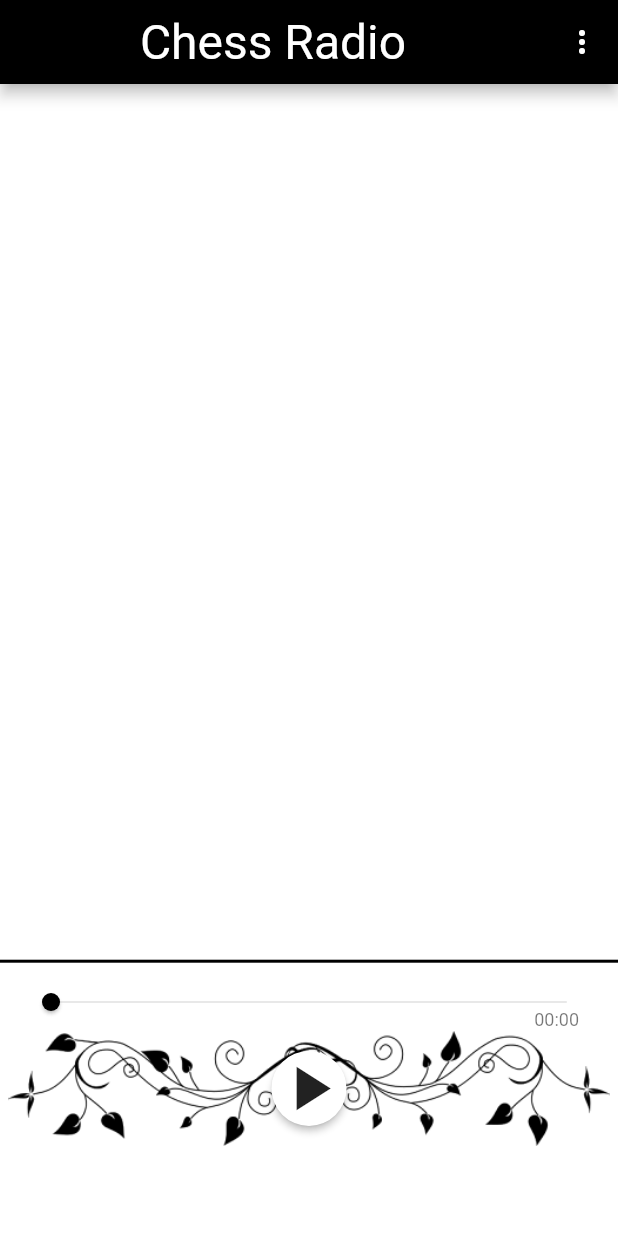
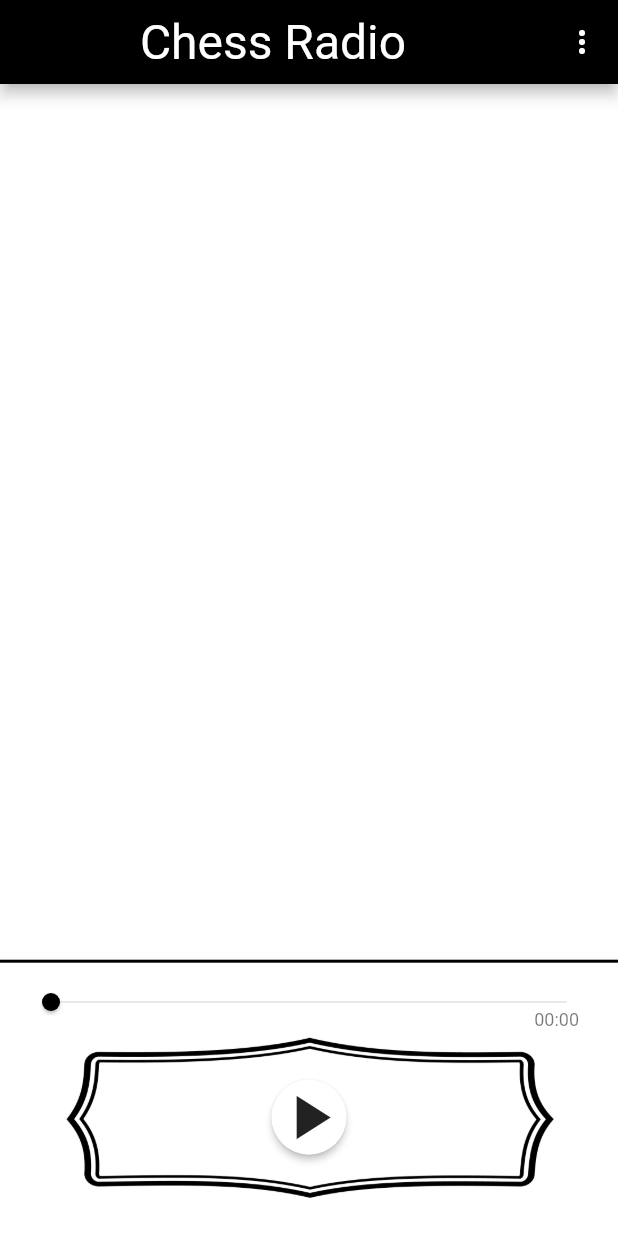
Before and after one commit to chessradio/chessradio, a Flutter app: the screen it shows after launch, on a phone screen of 412 x 824 dp. Run offline on Flutter 3.47's test engine with Material 2 defaults, Android fonts, the phone set to English and light mode, and no system bars; our stand-ins replace google_fonts, just_audio, rxdart; missing offline and left inert: audio_session, splash_screen_view; network calls fail.

Commit message:
Simple vintage frame around play

```diff
--- a/lib/ui/screens/playlist_screen.dart
+++ b/lib/ui/screens/playlist_screen.dart
@@ -105,7 +105,7 @@ class _PlayListScreenState extends State<PlayListScreen> {
                           ),
                           width: screenWidth(context, scaleFactor: 1),
                           height: screenHeightExcludingToolbar(context,
-                              scaleFactor: 0.1),
+                              scaleFactor: 0.15),
                           child: Center(child: ControlButtonsWidget(_player)),
                         ),
                       ],
--- a/lib/ui/widgets/playlist/control_buttons_widget.dart
+++ b/lib/ui/widgets/playlist/control_buttons_widget.dart
@@ -58,7 +58,7 @@ class ControlButtonsWidget extends StatelessWidget {
               );
             } else {
               return IconButton(
-                icon: Icon(Icons.replay),
+                icon: Icon(Icons.play_arrow),
                 iconSize: 64.0,
                 onPressed: () => player.seek(Duration.zero,
                     index: player.effectiveIndices!.first),
```
Also changed, not shown: assets/images/floral.png.
